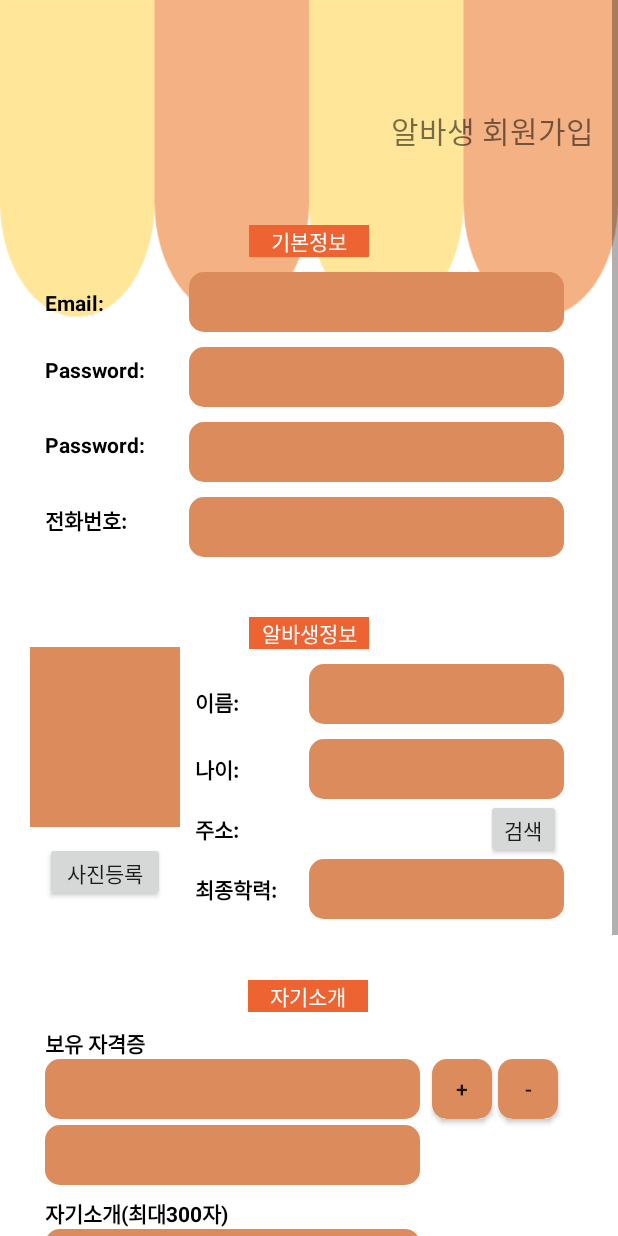
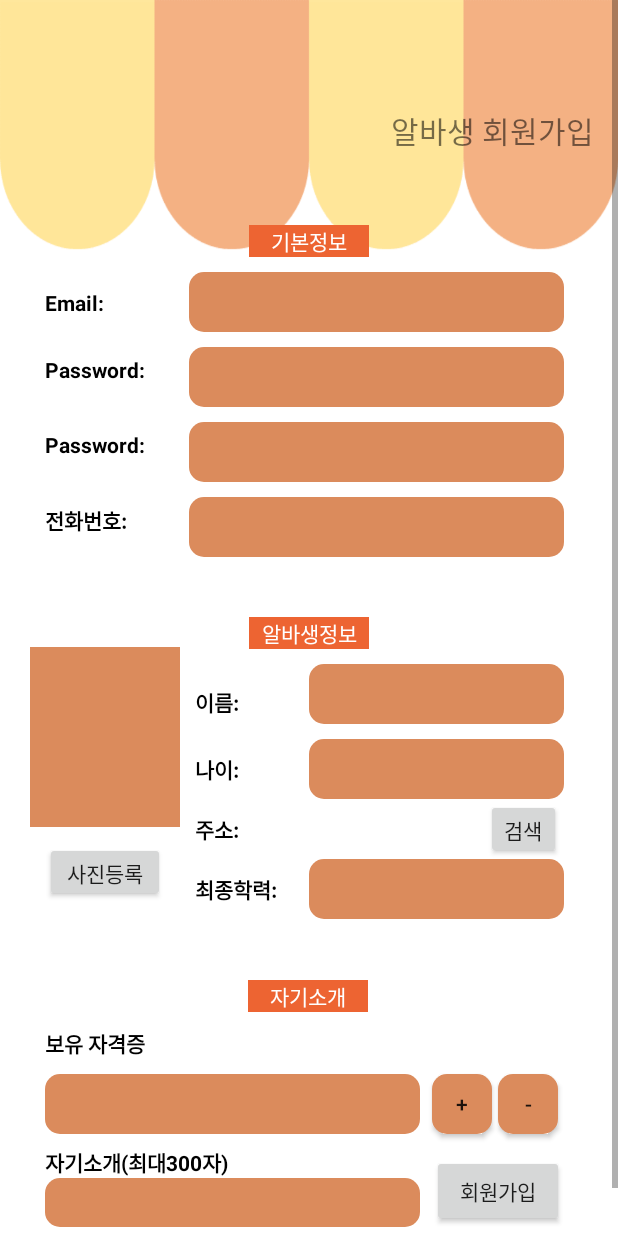
Before and after one commit to yangseongyeal2/AlbaRecord, an Android app: the EmployeeSignupActivity screen opened directly, with no data from a screen before it, on a phone screen of 412 x 824 dp. Run offline under Robolectric (Android 15) with nearby library versions, the phone set to English and light mode, and no system bars; our stand-ins replace Firebase (no records; nobody signed in at launch, a user with empty details on screens opened directly); pictures from the network do not load; 1 statement that could not run was skipped.

```diff
--- a/app/build.gradle
+++ b/app/build.gradle
@@ -49,6 +49,7 @@ dependencies {
     implementation 'com.google.android.gms:play-services-location:17.1.0'
     implementation 'com.github.bumptech.glide:glide:4.11.0'
     implementation 'com.android.volley:volley:1.1.1'
+    implementation "androidx.cardview:cardview:1.0.0"
 
 
 
--- a/app/src/main/java/com/AlbaRecord/login/EmployeeSignupActivity.java
+++ b/app/src/main/java/com/AlbaRecord/login/EmployeeSignupActivity.java
@@ -2,13 +2,13 @@ package com.AlbaRecord.login;
 
 import androidx.annotation.NonNull;
 import androidx.appcompat.app.AppCompatActivity;
+import androidx.recyclerview.widget.RecyclerView;
 
+import android.app.Activity;
 import android.app.ProgressDialog;
+import android.content.Context;
 import android.content.Intent;
 import android.content.SharedPreferences;
-import android.graphics.Bitmap;
-import android.graphics.BitmapFactory;
-import android.graphics.drawable.Drawable;
 import android.location.Address;
 import android.location.Geocoder;
 import android.net.Uri;
@@ -16,6 +16,7 @@ import android.os.Bundle;
 import android.text.TextUtils;
 import android.util.Log;
 import android.view.View;
+import android.view.inputmethod.InputMethodManager;
 import android.widget.Button;
 import android.widget.EditText;
 import android.widget.ImageView;
@@ -24,8 +25,8 @@ import android.widget.Toast;
 
 import com.AlbaRecord.MainActivity;
 import com.AlbaRecord.Model.EmployeeModel;
-import com.AlbaRecord.Model.UserModel;
 import com.AlbaRecord.R;
+import com.AlbaRecord.CertificateAdapter;
 import com.bumptech.glide.Glide;
 import com.google.android.gms.tasks.Continuation;
 import com.google.android.gms.tasks.OnCompleteListener;
@@ -42,10 +43,7 @@ import com.google.firebase.storage.StorageReference;
 import com.google.firebase.storage.UploadTask;
 
 import java.io.IOException;
-import java.io.InputStream;
-import java.net.MalformedURLException;
-import java.net.URL;
-import java.sql.Ref;
+import java.util.ArrayList;
 import java.util.Date;
 import java.util.List;
 import java.util.Objects;
@@ -55,14 +53,16 @@ public class EmployeeSignupActivity extends AppCompatActivity implements View.On
     FirebaseUser firebaseUser;
     FirebaseFirestore firebaseStore;
 
-    EditText email_edittext, password_edittext, password_re_edittext, phone_edittext, name_edittext, age_edittext, education_edittext;
-    Button address_button, buttonSignup, setimage_button;
+    EditText email_edittext, password_edittext, password_re_edittext, phone_edittext, name_edittext, age_edittext, education_edittext, license1, selfintrobody;
+    Button address_button, buttonSignup, setimage_button, licenseplus, licensedelete;
     TextView address_result, textviewMessage;
     String arg1 = "주소를입력해주시오";
     ProgressDialog progressDialog;
     StorageReference mStorageRef = FirebaseStorage.getInstance().getReference();
     Uri downloadUri;
     ImageView image;
+    ArrayList<String> contents = new ArrayList<>();
+    RecyclerView certificate_recyclerView;
 
 
     @Override
@@ -88,6 +88,8 @@ public class EmployeeSignupActivity extends AppCompatActivity implements View.On
         buttonSignup.setOnClickListener(this);
         address_button.setOnClickListener(this);
         setimage_button.setOnClickListener(this);
+        licenseplus.setOnClickListener(this);
+        licensedelete.setOnClickListener(this);
 
     }
 
@@ -105,6 +107,11 @@ public class EmployeeSignupActivity extends AppCompatActivity implements View.On
         setimage_button = (Button) findViewById(R.id.setimage_button);
         address_button = (Button) findViewById(R.id.address_button);
         image = (ImageView) findViewById(R.id.image);
+        licenseplus = (Button) findViewById(R.id.licenseplus);
+        licensedelete = (Button) findViewById(R.id.licensedelete);
+        license1 = (EditText) findViewById(R.id.license1);
+        certificate_recyclerView = (RecyclerView) findViewById(R.id.certificate_recyclerView);
+        selfintrobody = (EditText) findViewById(R.id.selfintrobody);
     }
 
     private void takeTempoInfo() {
@@ -139,8 +146,8 @@ public class EmployeeSignupActivity extends AppCompatActivity implements View.On
             case R.id.address_button:
                 saveTempoInfo();
                 finish();
-                Intent intent1=new Intent(this, DaumWebViewActivity.class);
-                intent1.putExtra("flag","직원");
+                Intent intent1 = new Intent(this, DaumWebViewActivity.class);
+                intent1.putExtra("flag", "직원");
                 startActivity(intent1); //추가해 줄 로그인 액티비티
                 break;
             case R.id.setimage_button:
@@ -153,6 +160,27 @@ public class EmployeeSignupActivity extends AppCompatActivity implements View.On
                 intent.setAction(Intent.ACTION_GET_CONTENT);
                 startActivityForResult(mIntent, 1);
 
+                break;
+            case R.id.licenseplus:
+                Log.d("클릭", "성공");
+                if (license1.getText().toString().isEmpty()) {
+                    license1.requestFocus();
+                    InputMethodManager imm = (InputMethodManager) getSystemService(Context.INPUT_METHOD_SERVICE);
+                    imm.toggleSoftInput(InputMethodManager.SHOW_FORCED, InputMethodManager.HIDE_IMPLICIT_ONLY);
+                } else {
+                    InputMethodManager immhide = (InputMethodManager) getSystemService(Activity.INPUT_METHOD_SERVICE);
+                    immhide.toggleSoftInput(InputMethodManager.HIDE_IMPLICIT_ONLY, 0);
+                    String content = license1.getText().toString().trim();
+                    contents.add(content);
+                    CertificateAdapter mAdapter = new CertificateAdapter(contents);
+                    certificate_recyclerView.setVisibility(View.VISIBLE);
+                    certificate_recyclerView.setAdapter(mAdapter);
+                    license1.setText("");
+                }
+
+
+                break;
+            case R.id.licensedelete:
                 break;
 
         }
@@ -189,11 +217,9 @@ public class EmployeeSignupActivity extends AppCompatActivity implements View.On
                             if (task.isSuccessful()) {
                                 Log.d("스토리지업로드성공", task.getResult().toString());
                                 downloadUri = task.getResult();
-
-
 //                                Drawable mDrawble=loadImage(downloadUri.toString());
 //                                image.setImageDrawable(mDrawble);
-                                Glide.with(image)//.load("https://firebasestorage.googleapis.com/v0/b/testformain.appspot.com/o/image%2F%ED%8C%8C%EC%9D%B4%EC%96%B4%EB%B2%A0%EC%9D%B4%EC%8A%A4%EA%B3%84%EC%A0%95%EC%97%B0%EB%8F%99%EB%B0%94%EA%BE%B8%EB%8A%94%EB%B0%A9%EB%B2%95.PNG?alt=media&token=681df0a3-e503-45ca-95c1-c656a351cfe2")
+                                Glide.with(image)
                                         .load(downloadUri)
                                         .into(image);
                                 progressDialog.dismiss();
@@ -296,7 +322,7 @@ public class EmployeeSignupActivity extends AppCompatActivity implements View.On
 
     private void loginProcess(final String email, final String password) {
         List<Address> list = null;
-        Log.d("DownLoadURI",downloadUri.toString());
+        Log.d("DownLoadURI", downloadUri.toString());
         double lat, lon;
         final Geocoder geocoder = new Geocoder(this);
         try {
@@ -327,7 +353,9 @@ public class EmployeeSignupActivity extends AppCompatActivity implements View.On
                                     education_edittext.getText().toString().trim(),
                                     lat,
                                     lon,
-                                    downloadUri.toString()
+                                    downloadUri.toString(),
+                                    contents,
+                                    selfintrobody.getText().toString().trim()
                             );
                             firebaseStore.collection("employee")
                                     .document(firebaseUser.getUid())
@@ -337,7 +365,7 @@ public class EmployeeSignupActivity extends AppCompatActivity implements View.On
                                         public void onSuccess(Void aVoid) {
                                             // 이메일 인증 확인 메일을 전송합니다.
                                             sendEmail();
-                                            finish();
+
                                             startActivity(new Intent(getApplicationContext(), EmailCheckActivity.class));
                                         }
                                     })
@@ -350,7 +378,8 @@ public class EmployeeSignupActivity extends AppCompatActivity implements View.On
                             FirebaseMessaging.getInstance().subscribeToTopic(email).addOnCompleteListener(new OnCompleteListener<Void>() {
                                 @Override
                                 public void onComplete(@NonNull Task<Void> task) {
-                                    Log.d("구독하기","성공");
+                                    Log.d("구독하기", "성공");
+                                    finish();
                                 }
                             });
 
--- a/app/src/main/res/layout/activity_employee_signup.xml
+++ b/app/src/main/res/layout/activity_employee_signup.xml
@@ -1,6 +1,5 @@
 <?xml version="1.0" encoding="utf-8"?>
-<ScrollView
-    xmlns:android="http://schemas.android.com/apk/res/android"
+<ScrollView xmlns:android="http://schemas.android.com/apk/res/android"
     xmlns:app="http://schemas.android.com/apk/res-auto"
     xmlns:tools="http://schemas.android.com/tools"
     android:layout_width="match_parent"
@@ -313,10 +312,11 @@
 
 
             <androidx.constraintlayout.widget.ConstraintLayout
-            android:padding="20dp"
                 android:layout_width="match_parent"
                 android:layout_height="wrap_content"
+                android:padding="20dp"
                 app:layout_constraintEnd_toEndOf="parent"
+                app:layout_constraintHorizontal_bias="1.0"
                 app:layout_constraintStart_toStartOf="parent"
                 app:layout_constraintTop_toBottomOf="@+id/employeeinformation">
 
@@ -345,17 +345,17 @@
                     app:layout_constraintStart_toStartOf="parent"
                     app:layout_constraintTop_toBottomOf="@+id/selfintro" />
 
+
                 <EditText
                     android:id="@+id/license1"
                     android:layout_width="250dp"
                     android:layout_height="40dp"
+                    android:layout_marginTop="10dp"
                     android:background="@drawable/login_edittext"
                     android:ems="10"
                     android:inputType="textEmailAddress"
                     app:layout_constraintStart_toStartOf="@+id/license"
                     app:layout_constraintTop_toBottomOf="@+id/license" />
-
-            //이거 누르면 계속 자격증 칸 늘어나게 !!
 
                 <Button
                     android:id="@+id/licenseplus"
@@ -363,25 +363,12 @@
                     android:layout_height="40dp"
                     android:layout_marginStart="8dp"
                     android:background="@drawable/login_edittext"
-                android:ems="10"
-                android:inputType="textEmailAddress"
                     android:text="+"
                     android:textAlignment="center"
+                    app:layout_constraintBottom_toBottomOf="@+id/license1"
                     app:layout_constraintStart_toEndOf="@+id/license1"
-                app:layout_constraintTop_toBottomOf="@+id/license" />
+                    app:layout_constraintTop_toTopOf="@+id/license1" />
 
-            <EditText
-                android:id="@+id/license2"
-                android:layout_width="250dp"
-                android:layout_height="40dp"
-                android:layout_marginTop="4dp"
-                android:background="@drawable/login_edittext"
-                android:ems="10"
-                android:inputType="textEmailAddress"
-                app:layout_constraintStart_toStartOf="@+id/license"
-                app:layout_constraintTop_toBottomOf="@+id/license1" />
-
-            //이거 누르면 자격증 칸 삭제되게!! 칸은 0개-10개까지가 괜찮을듯??
 
                 <Button
                     android:id="@+id/licensedelete"
@@ -389,12 +376,22 @@
                     android:layout_height="40dp"
                     android:layout_marginStart="4dp"
                     android:background="@drawable/login_edittext"
-                android:ems="10"
-                android:inputType="textEmailAddress"
+
                     android:text="-"
                     android:textAlignment="center"
+                    app:layout_constraintBottom_toBottomOf="@+id/license1"
                     app:layout_constraintStart_toEndOf="@+id/licenseplus"
-                app:layout_constraintTop_toBottomOf="@+id/license" />
+                    app:layout_constraintTop_toTopOf="@+id/license1" />
+
+                <androidx.recyclerview.widget.RecyclerView
+                    android:id="@+id/certificate_recyclerView"
+                    android:layout_width="250dp"
+                    android:layout_height="wrap_content"
+                    android:background="@drawable/login_edittext"
+                    android:visibility="gone"
+                    app:layoutManager="androidx.recyclerview.widget.LinearLayoutManager"
+                    app:layout_constraintStart_toStartOf="@+id/license"
+                    app:layout_constraintTop_toBottomOf="@+id/license1" />
 
 
                 <TextView
@@ -406,16 +403,17 @@
                     android:textColor="#000000"
                     android:textStyle="bold"
                     app:layout_constraintStart_toStartOf="@+id/license"
-                app:layout_constraintTop_toBottomOf="@+id/license2" />
+                    app:layout_constraintTop_toBottomOf="@+id/certificate_recyclerView" />
 
 
                 <EditText
                     android:id="@+id/selfintrobody"
                     android:layout_width="250dp"
-                android:layout_height="250dp"
+                    android:layout_height="wrap_content"
                     android:background="@drawable/login_edittext"
-                android:ems="10"
-                android:inputType="textEmailAddress"
+                    android:maxLines="8"
+                    android:scrollbars="vertical"
+                    android:textAlignment="viewStart"
                     app:layout_constraintStart_toStartOf="@+id/license"
                     app:layout_constraintTop_toBottomOf="@+id/selfintrotitle" />
 
@@ -428,13 +426,21 @@
                     app:layout_constraintBottom_toBottomOf="@+id/selfintrobody"
                     app:layout_constraintStart_toEndOf="@+id/selfintrobody" />
 
+                <TextView
+                    android:id="@+id/textviewMessage"
+                    android:layout_width="match_parent"
+                    android:layout_height="wrap_content"
+                    app:layout_constraintEnd_toEndOf="parent"
+                    app:layout_constraintStart_toStartOf="@+id/selfintrobody"
+                    app:layout_constraintTop_toBottomOf="@+id/selfintrobody"
+                     />
+
             </androidx.constraintlayout.widget.ConstraintLayout>
-
-
 
 
         </androidx.constraintlayout.widget.ConstraintLayout>
 
 
+
     </androidx.constraintlayout.widget.ConstraintLayout>
 </ScrollView>
```
Also changed, not shown: app/src/main/java/com/AlbaRecord/CertificateAdapter.java (added, +49 -0 lines), app/src/main/java/com/AlbaRecord/Model/EmployeeModel.java (+39 -13 lines), app/src/main/java/com/AlbaRecord/login/BossSignupActivity.java (+16 -5 lines), app/src/main/res/layout/item_certificate.xml (added, +25 -0 lines). Lines whose indentation alone changed are shown as unchanged.
